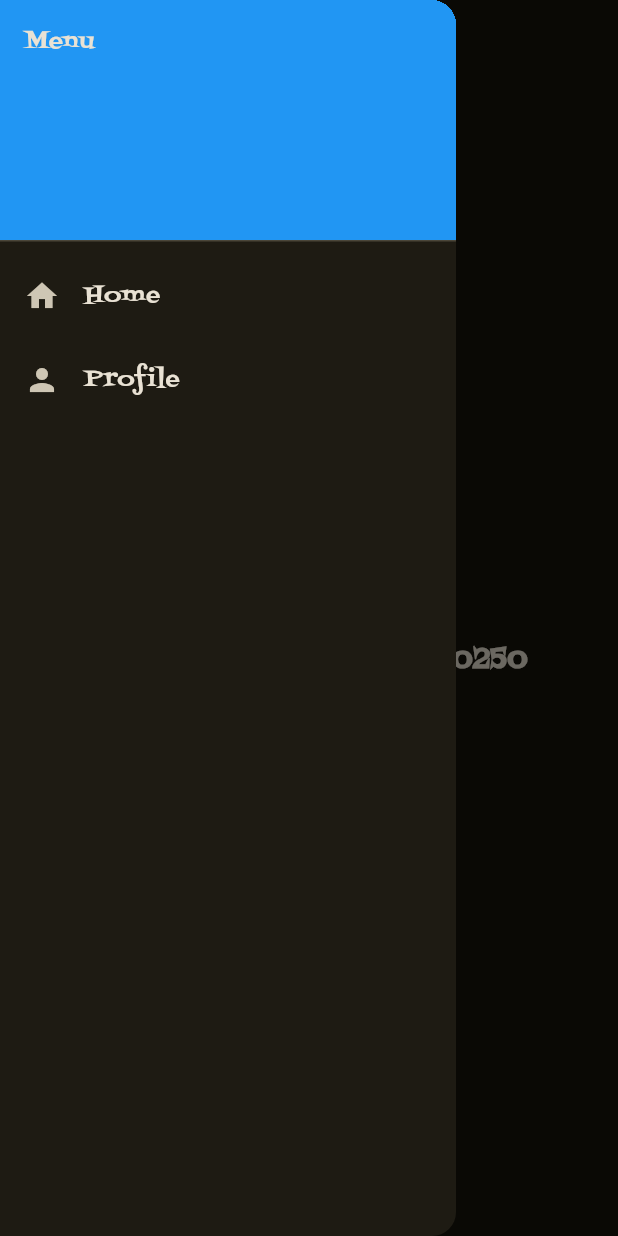
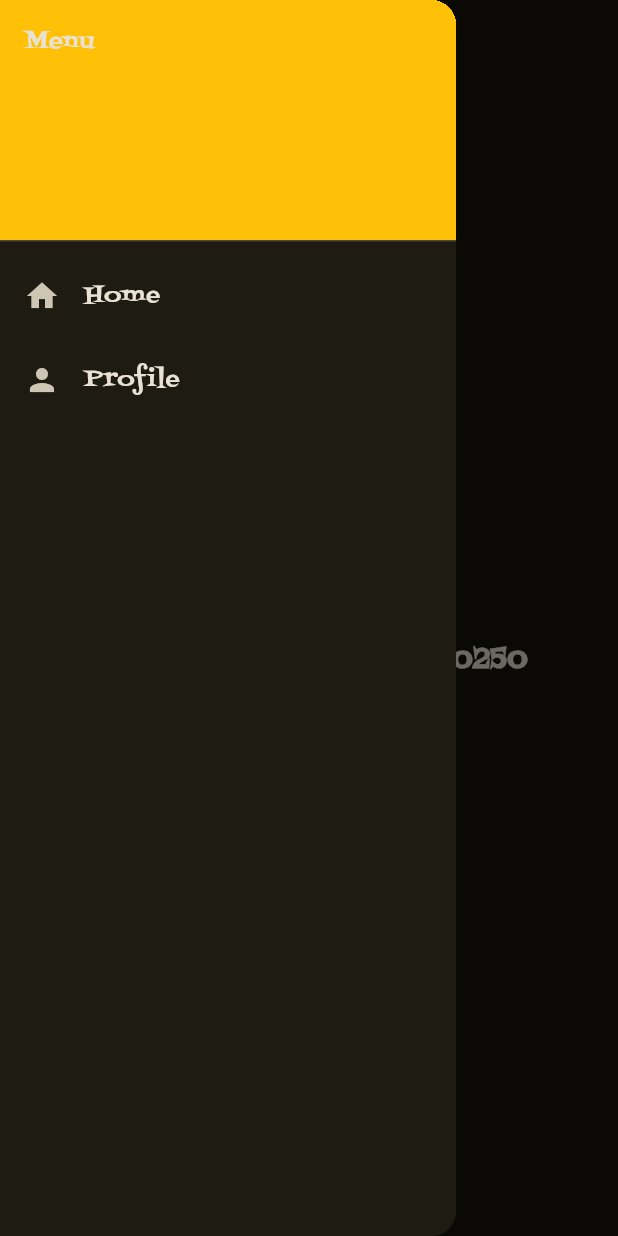
Before and after one commit to dygnora/Latihan-005-aplikasi-mobile, a Flutter app: the screen it shows after launch, with the side drawer open, on a phone screen of 412 x 824 dp. Run offline on Flutter 3.47's test engine with Material 3 defaults, Android fonts, the light colour scheme and no system bars.

Commit message:
Mengubah warna drawer menjadi Amber agar pas dengan tema

```diff
--- a/lib/widgets/app_drawer.dart
+++ b/lib/widgets/app_drawer.dart
@@ -1,5 +1,4 @@
 import 'package:flutter/material.dart';
-import '../layouts/main_layout.dart';
 
 class AppDrawer extends StatelessWidget {
   const AppDrawer({super.key});
@@ -12,7 +11,7 @@ class AppDrawer extends StatelessWidget {
         children: [
           const DrawerHeader(
             decoration: BoxDecoration(
-              color: Colors.blue,
+              color: Colors.amber,
             ),
             child: Text('Menu'),
           ),
```
